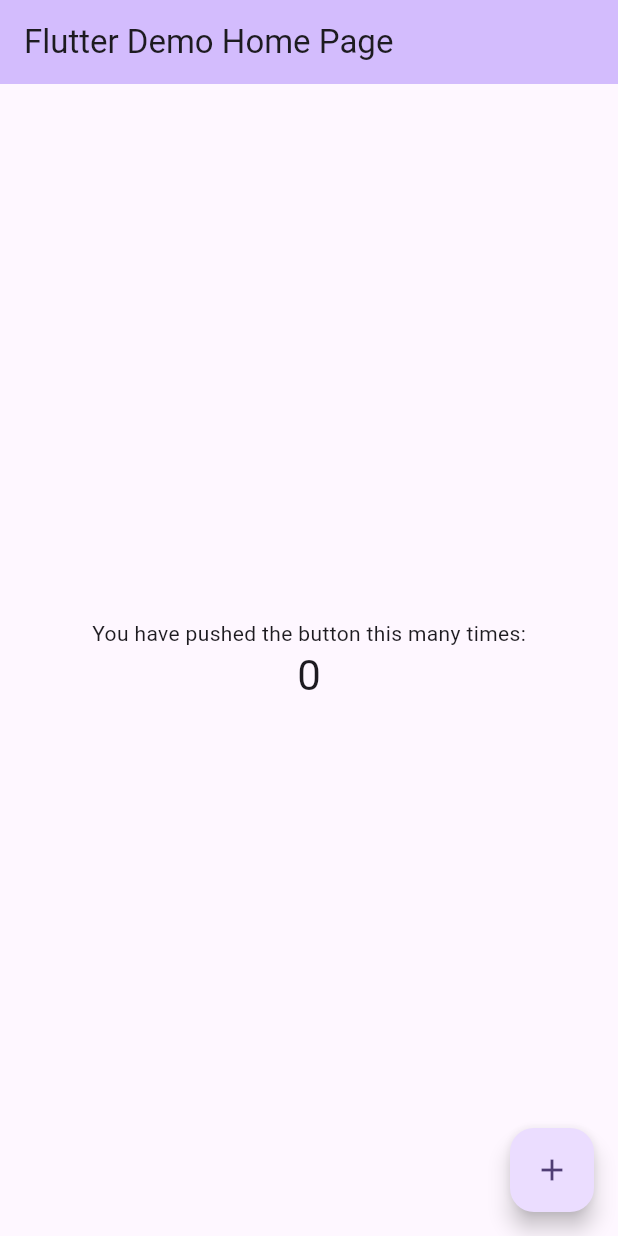
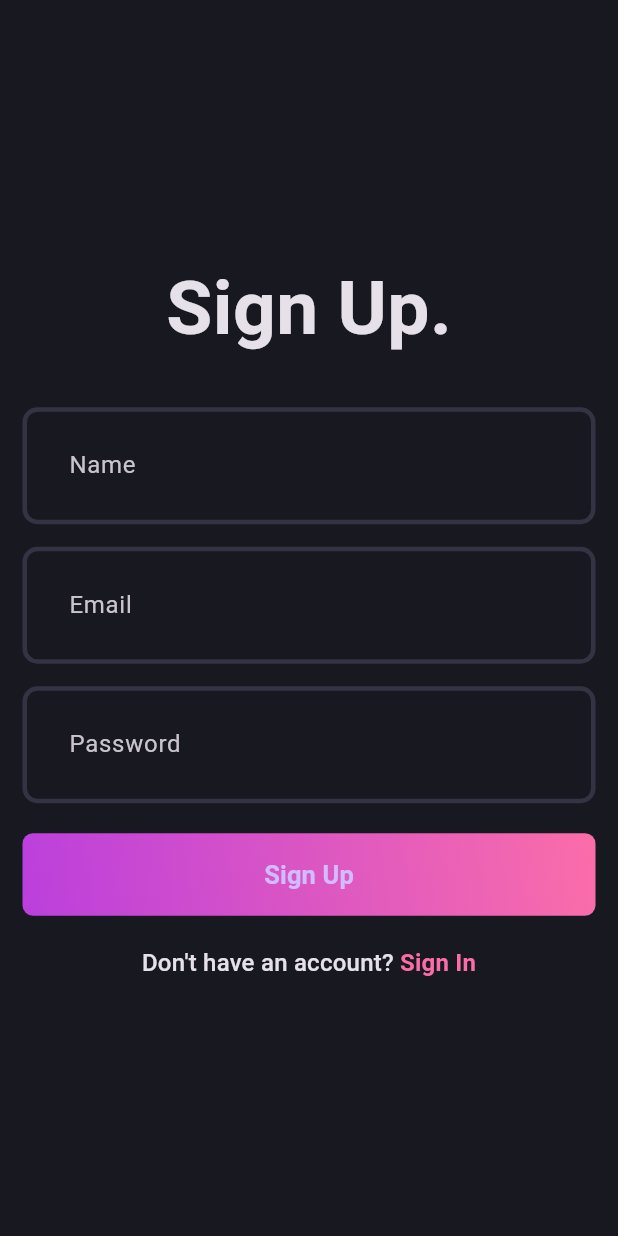
Before and after one commit to NiazSagor/blog_app, a Flutter app: the screen it shows after launch, on a phone screen of 412 x 824 dp. Run offline on Flutter 3.47's test engine with Material 3 defaults, Android fonts, the phone set to English and light mode, and no system bars.

Commit message:
feat: Implement initial sign-up screen
This commit introduces the initial user interface for the sign-up feature.

- Sets up a dark theme for the application, including custom styles for input fields.
- Replaces the default boilerplate home page with a new `SignupPage`.
- Adds reusable widgets for authentication:
  - `AuthField` for text input.
  - `AuthGradientButton` for the primary action button.
- Defines a central color palette `AppPallete` for consistent theming.

```diff
--- /dev/null
+++ b/lib/core/theme/app_pallete.dart
@@ -0,0 +1,13 @@
+import 'package:flutter/material.dart';
+
+class AppPallete {
+  static const Color backgroundColor = Color.fromRGBO(24, 24, 32, 1);
+  static const Color gradient1 = Color.fromRGBO(187, 63, 221, 1);
+  static const Color gradient2 = Color.fromRGBO(251, 109, 169, 1);
+  static const Color gradient3 = Color.fromRGBO(255, 159, 124, 1);
+  static const Color borderColor = Color.fromRGBO(52, 51, 67, 1);
+  static const Color whiteColor = Colors.white;
+  static const Color greyColor = Colors.grey;
+  static const Color errorColor = Colors.redAccent;
+  static const Color transparentColor = Colors.transparent;
+}
--- /dev/null
+++ b/lib/core/theme/theme.dart
@@ -0,0 +1,18 @@
+import 'package:blog_app/core/theme/app_pallete.dart';
+import 'package:flutter/material.dart';
+
+class AppTheme {
+  static _border([Color color = AppPallete.borderColor]) => OutlineInputBorder(
+    borderRadius: BorderRadius.circular(10),
+    borderSide: BorderSide(color: color, width: 3),
+  );
+
+  static final darkThemeMode = ThemeData.dark().copyWith(
+    scaffoldBackgroundColor: AppPallete.backgroundColor,
+    inputDecorationTheme: InputDecorationTheme(
+      contentPadding: EdgeInsets.all(27),
+      enabledBorder: _border(),
+      focusedBorder: _border(AppPallete.gradient2),
+    ),
+  );
+}
--- /dev/null
+++ b/lib/features/auth/presentation/pages/signup_page.dart
@@ -0,0 +1,56 @@
+import 'package:blog_app/core/theme/app_pallete.dart';
+import 'package:blog_app/features/auth/presentation/widgets/auth_field.dart';
+import 'package:flutter/material.dart';
+
+import '../widgets/auth_gradient_button.dart';
+
+class SignupPage extends StatefulWidget {
+  const SignupPage({super.key});
+
+  @override
+  State<SignupPage> createState() => _SignupPageState();
+}
+
+class _SignupPageState extends State<SignupPage> {
+  @override
+  Widget build(BuildContext context) {
+    return Scaffold(
+      body: Padding(
+        padding: const EdgeInsets.all(15.0),
+        child: Column(
+          mainAxisAlignment: MainAxisAlignment.center,
+          children: [
+            Text(
+              "Sign Up.",
+              style: TextStyle(fontSize: 50, fontWeight: FontWeight.bold),
+            ),
+            const SizedBox(height: 30),
+            AuthField(hintText: "Name"),
+            const SizedBox(height: 15),
+            AuthField(hintText: "Email"),
+            const SizedBox(height: 15),
+            AuthField(hintText: "Password"),
+            const SizedBox(height: 20),
+            AuthGradientButton(),
+            const SizedBox(height: 20),
+            RichText(
+              text: TextSpan(
+                text: "Don't have an account? ",
+                style: Theme.of(context).textTheme.titleMedium,
+                children: [
+                  TextSpan(
+                    text: "Sign In",
+                    style: Theme.of(context).textTheme.titleMedium?.copyWith(
+                      color: AppPallete.gradient2,
+                      fontWeight: FontWeight.bold,
+                    ),
+                  ),
+                ],
+              ),
+            ),
+          ],
+        ),
+      ),
+    );
+  }
+}
--- /dev/null
+++ b/lib/features/auth/presentation/widgets/auth_field.dart
@@ -0,0 +1,12 @@
+import 'package:flutter/material.dart';
+
+class AuthField extends StatelessWidget {
+  final String hintText;
+
+  const AuthField({super.key, required this.hintText});
+
+  @override
+  Widget build(BuildContext context) {
+    return TextFormField(decoration: InputDecoration(hintText: hintText));
+  }
+}
--- /dev/null
+++ b/lib/features/auth/presentation/widgets/auth_gradient_button.dart
@@ -0,0 +1,32 @@
+import 'package:blog_app/core/theme/app_pallete.dart';
+import 'package:flutter/material.dart';
+
+class AuthGradientButton extends StatelessWidget {
+  const AuthGradientButton({super.key});
+
+  @override
+  Widget build(BuildContext context) {
+    return Container(
+      decoration: BoxDecoration(
+        gradient: LinearGradient(
+          colors: [AppPallete.gradient1, AppPallete.gradient2],
+          begin: Alignment.bottomLeft,
+          end: Alignment.topRight,
+        ),
+        borderRadius: BorderRadius.circular(7),
+      ),
+      child: ElevatedButton(
+        onPressed: () {},
+        style: ElevatedButton.styleFrom(
+          fixedSize: Size(395, 55),
+          backgroundColor: AppPallete.transparentColor,
+          shadowColor: AppPallete.transparentColor,
+        ),
+        child: Text(
+          "Sign Up",
+          style: TextStyle(fontSize: 17, fontWeight: FontWeight.w600),
+        ),
+      ),
+    );
+  }
+}
--- a/lib/main.dart
+++ b/lib/main.dart
@@ -1,4 +1,7 @@
+import 'package:blog_app/core/theme/theme.dart';
 import 'package:flutter/material.dart';
+
+import 'features/auth/presentation/pages/signup_page.dart';
 
 void main() {
   runApp(const MyApp());
@@ -11,112 +14,10 @@ class MyApp extends StatelessWidget {
   @override
   Widget build(BuildContext context) {
     return MaterialApp(
-      title: 'Flutter Demo',
-      theme: ThemeData(
-        // This is the theme of your application.
-        //
-        // TRY THIS: Try running your application with "flutter run". You'll see
-        // the application has a purple toolbar. Then, without quitting the app,
-        // try changing the seedColor in the colorScheme below to Colors.green
-        // and then invoke "hot reload" (save your changes or press the "hot
-        // reload" button in a Flutter-supported IDE, or press "r" if you used
-        // the command line to start the app).
-        //
-        // Notice that the counter didn't reset back to zero; the application
-        // state is not lost during the reload. To reset the state, use hot
-        // restart instead.
-        //
-        // This works for code too, not just values: Most code changes can be
-        // tested with just a hot reload.
-        colorScheme: ColorScheme.fromSeed(seedColor: Colors.deepPurple),
-      ),
-      home: const MyHomePage(title: 'Flutter Demo Home Page'),
+      debugShowCheckedModeBanner: false,
+      title: 'Blog App',
+      theme: AppTheme.darkThemeMode,
+      home: const SignupPage(),
     );
   }
 }
-
-class MyHomePage extends StatefulWidget {
-  const MyHomePage({super.key, required this.title});
-
-  // This widget is the home page of your application. It is stateful, meaning
-  // that it has a State object (defined below) that contains fields that affect
-  // how it looks.
-
-  // This class is the configuration for the state. It holds the values (in this
-  // case the title) provided by the parent (in this case the App widget) and
-  // used by the build method of the State. Fields in a Widget subclass are
-  // always marked "final".
-
-  final String title;
-
-  @override
-  State<MyHomePage> createState() => _MyHomePageState();
-}
-
-class _MyHomePageState extends State<MyHomePage> {
-  int _counter = 0;
-
-  void _incrementCounter() {
-    setState(() {
-      // This call to setState tells the Flutter framework that something has
-      // changed in this State, which causes it to rerun the build method below
-      // so that the display can reflect the updated values. If we changed
-      // _counter without calling setState(), then the build method would not be
-      // called again, and so nothing would appear to happen.
-      _counter++;
-    });
-  }
-
-  @override
-  Widget build(BuildContext context) {
-    // This method is rerun every time setState is called, for instance as done
-    // by the _incrementCounter method above.
-    //
-    // The Flutter framework has been optimized to make rerunning build methods
-    // fast, so that you can just rebuild anything that needs updating rather
-    // than having to individually change instances of widgets.
-    return Scaffold(
-      appBar: AppBar(
-        // TRY THIS: Try changing the color here to a specific color (to
-        // Colors.amber, perhaps?) and trigger a hot reload to see the AppBar
-        // change color while the other colors stay the same.
-        backgroundColor: Theme.of(context).colorScheme.inversePrimary,
-        // Here we take the value from the MyHomePage object that was created by
-        // the App.build method, and use it to set our appbar title.
-        title: Text(widget.title),
-      ),
-      body: Center(
-        // Center is a layout widget. It takes a single child and positions it
-        // in the middle of the parent.
-        child: Column(
-          // Column is also a layout widget. It takes a list of children and
-          // arranges them vertically. By default, it sizes itself to fit its
-          // children horizontally, and tries to be as tall as its parent.
-          //
-          // Column has various properties to control how it sizes itself and
-          // how it positions its children. Here we use mainAxisAlignment to
-          // center the children vertically; the main axis here is the vertical
-          // axis because Columns are vertical (the cross axis would be
-          // horizontal).
-          //
-          // TRY THIS: Invoke "debug painting" (choose the "Toggle Debug Paint"
-          // action in the IDE, or press "p" in the console), to see the
-          // wireframe for each widget.
-          mainAxisAlignment: MainAxisAlignment.center,
-          children: <Widget>[
-            const Text('You have pushed the button this many times:'),
-            Text(
-              '$_counter',
-              style: Theme.of(context).textTheme.headlineMedium,
-            ),
-          ],
-        ),
-      ),
-      floatingActionButton: FloatingActionButton(
-        onPressed: _incrementCounter,
-        tooltip: 'Increment',
-        child: const Icon(Icons.add),
-      ), // This trailing comma makes auto-formatting nicer for build methods.
-    );
-  }
-}
```
